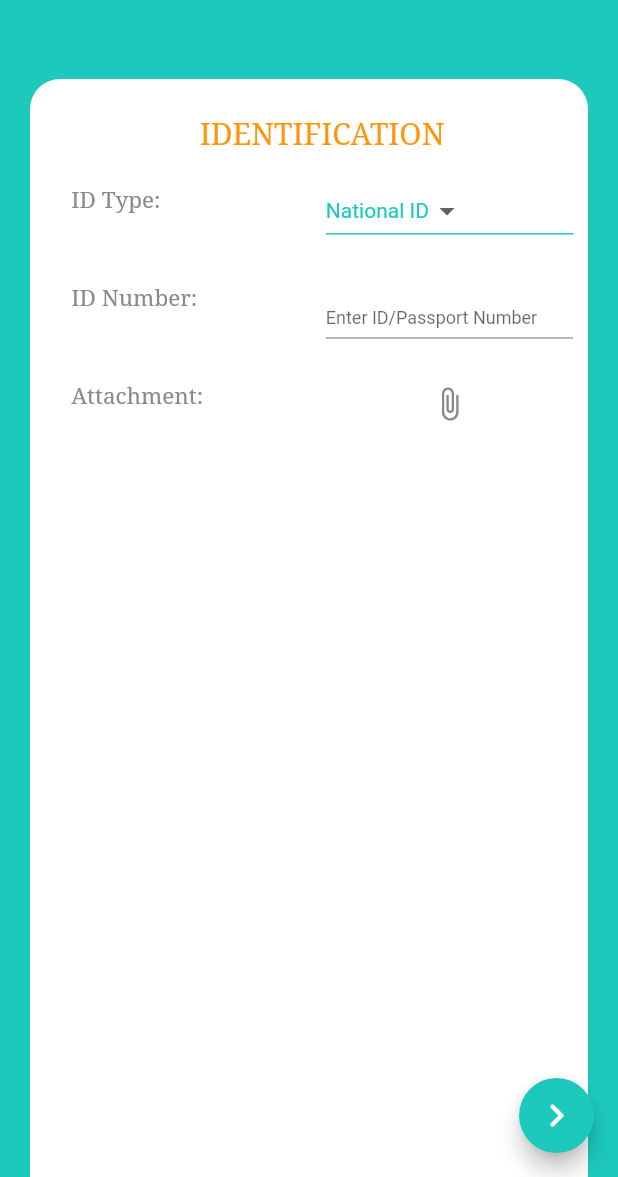
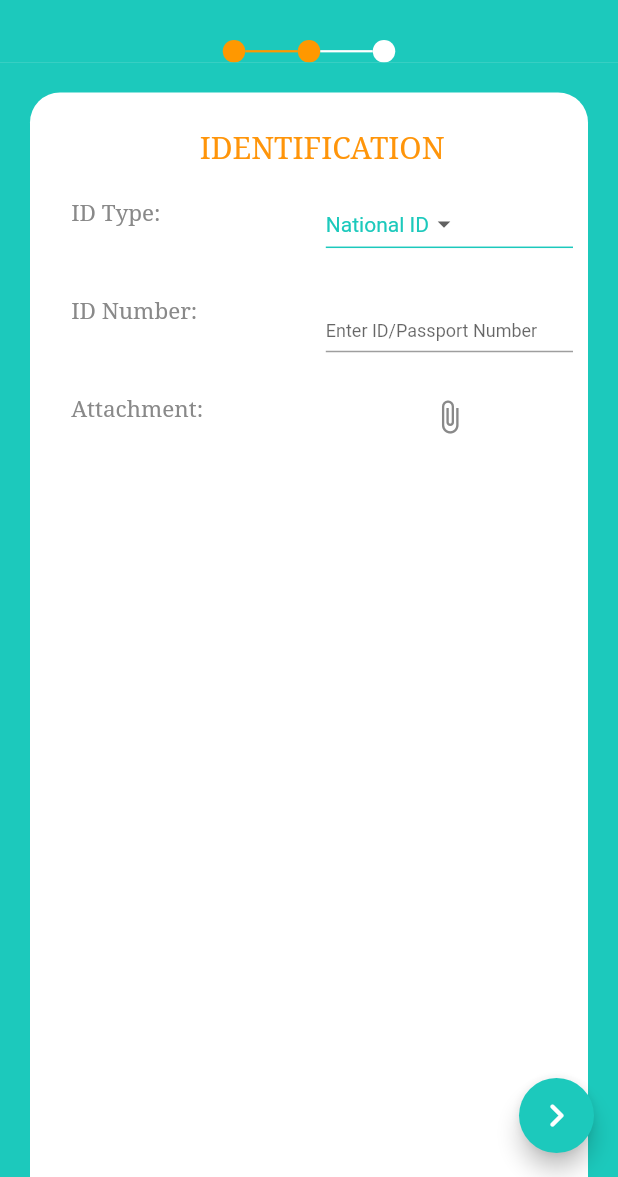
Before and after one commit to A-Morsy/SehaTech, a Flutter app: the screen it shows after launch, on a phone screen of 412 x 824 dp, the part 59-1236 px from its top. Run offline on Flutter 3.47's test engine with Material 2 defaults, Android fonts, the phone set to English and light mode, and no system bars; our stand-ins replace date_time_picker.

Commit message:
StepsWidget

```diff
--- a/seha_tech/lib/Reusable/reusableWidgets.dart
+++ b/seha_tech/lib/Reusable/reusableWidgets.dart
@@ -30,8 +30,10 @@ class Smalecircle extends StatelessWidget {
   @override
   Widget build(BuildContext context) {
     return new Container(
+      width: 15,
+      height: 15,
       decoration: new BoxDecoration(
-        color: Colors.orange,
+        color: color,
         shape: BoxShape.circle,
       ),
     );
--- a/seha_tech/lib/main.dart
+++ b/seha_tech/lib/main.dart
@@ -1,5 +1,6 @@
 import 'package:flutter/material.dart';
 import 'views/signup/signUpTwo.dart';
+import 'views/signup/signUpOne.dart';
 
 void main() {
   runApp(MyApp());
--- a/seha_tech/lib/views/signup/signUpOne.dart
+++ b/seha_tech/lib/views/signup/signUpOne.dart
@@ -3,8 +3,8 @@ import 'widgets/customDivider.dart';
 import 'widgets/firstBlock.dart';
 import 'widgets/secondBlock.dart';
 import 'widgets/thirdBlock.dart';
+import './widgets/signUpStepWedgit.dart';
 import '../../Reusable/palette.dart';
-import '../../Reusable/reusableWidgets.dart';
 
 class SignUpOne extends StatefulWidget {
   SignUpOne({Key? key}) : super(key: key);
@@ -33,18 +33,14 @@ class _SignUpOneState extends State<SignUpOne> {
         ),
         body: Column(children: [
           Container(
-            color: Palette.primaryColor,
-            width: MediaQuery.of(context).size.width,
-            height: 16,
-            child: Row(
-              // mainAxisAlignment: MainAxisAlignment.spaceAround,
-              children: [
-                Smalecircle(color: Colors.orange),
-                // Smalecircle(color: Colors.white),
-                // Smalecircle(color: Colors.orange),
-              ],
-            ),
-          ),
+              color: Palette.primaryColor,
+              width: MediaQuery.of(context).size.width,
+              child: Row(
+                mainAxisAlignment: MainAxisAlignment.spaceAround,
+                children: [
+                  SignUpStepsWidget(step: 2),
+                ],
+              )),
           Expanded(
               child: Container(
             color: Color.fromRGBO(28, 201, 188, 1),
@@ -63,9 +59,9 @@ class _SignUpOneState extends State<SignUpOne> {
                   child: ListView(
                     children: [
                       NamePhotoBlock(),
-                      CustomDivider(),
+                      CustomDivider(dividerColor: Palette.primaryColor),
                       EmailBlock(),
-                      CustomDivider(),
+                      CustomDivider(dividerColor: Palette.primaryColor),
                       OtherInfoBlock()
                     ],
                   ),
--- a/seha_tech/lib/views/signup/signUpTwo.dart
+++ b/seha_tech/lib/views/signup/signUpTwo.dart
@@ -1,7 +1,8 @@
 import 'package:flutter/material.dart';
 import '../../Reusable/palette.dart';
-import '../../Reusable/reusableWidgets.dart';
 import './widgets/identificationBlock.dart';
+import './widgets/customDivider.dart';
+import './widgets/signUpStepWedgit.dart';
 
 class SignUpTwo extends StatefulWidget {
   SignUpTwo({Key? key}) : super(key: key);
@@ -30,18 +31,14 @@ class _SignUpTwoState extends State<SignUpTwo> {
         ),
         body: Column(children: [
           Container(
-            color: Palette.primaryColor,
-            width: MediaQuery.of(context).size.width,
-            height: 16,
-            child: Row(
-              // mainAxisAlignment: MainAxisAlignment.spaceAround,
-              children: [
-                Smalecircle(color: Colors.orange),
-                // Smalecircle(color: Colors.white),
-                // Smalecircle(color: Colors.orange),
-              ],
-            ),
-          ),
+              color: Palette.primaryColor,
+              width: MediaQuery.of(context).size.width,
+              child: Row(
+                mainAxisAlignment: MainAxisAlignment.spaceAround,
+                children: [
+                  SignUpStepsWidget(step: 2),
+                ],
+              )),
           Expanded(
               child: Container(
             color: Palette.primaryColor,
@@ -58,7 +55,9 @@ class _SignUpTwoState extends State<SignUpTwo> {
                     color: Colors.white,
                   ),
                   child: ListView(
-                    children: [IdentificationBolck()],
+                    children: [
+                      IdentificationBolck(),
+                    ],
                   ),
                 )),
           )),
--- a/seha_tech/lib/views/signup/widgets/customDivider.dart
+++ b/seha_tech/lib/views/signup/widgets/customDivider.dart
@@ -1,12 +1,17 @@
 import 'package:flutter/material.dart';
 
 class CustomDivider extends StatelessWidget {
-  const CustomDivider({Key? key}) : super(key: key);
+  final dividerColor;
+  const CustomDivider({
+    Key? key,
+    required this.dividerColor,
+  }) : super(key: key);
 
   @override
   Widget build(BuildContext context) {
     return Divider(
-      color: Color.fromRGBO(28, 201, 188, 1),
+      thickness: 1.5,
+      color: dividerColor,
     );
   }
 }
--- a/seha_tech/lib/views/signup/widgets/identificationBlock.dart
+++ b/seha_tech/lib/views/signup/widgets/identificationBlock.dart
@@ -59,7 +59,7 @@ class _IdentificationBolck extends State<IdentificationBolck> {
                       child: DropdownButton<String>(
                         value: IDTypeDD,
                         icon: const Icon(Icons.arrow_drop_down_sharp),
-                        iconSize: 24,
+                        iconSize: 20,
                         elevation: 16,
                         style: TextStyle(color: Palette.primaryColor),
                         underline: Container(
--- /dev/null
+++ b/seha_tech/lib/views/signup/widgets/signUpStepWedgit.dart
@@ -0,0 +1,52 @@
+import 'package:flutter/material.dart';
+import '../../../Reusable/palette.dart';
+import '../../../Reusable/reusableWidgets.dart';
+import '../widgets/customDivider.dart';
+
+class SignUpStepsWidget extends StatelessWidget {
+  final int step;
+
+  const SignUpStepsWidget({
+    Key? key,
+    required this.step,
+  }) : super(key: key);
+
+  @override
+  Widget build(BuildContext context) {
+    return Container(
+        color: Palette.primaryColor,
+        width: MediaQuery.of(context).size.width,
+        padding: EdgeInsets.only(top: 10),
+        height: 25,
+        child: Row(
+          mainAxisAlignment: MainAxisAlignment.center,
+          children: [
+            Smalecircle(color: Colors.orange),
+            if (step > 1)
+              Container(
+                  width: 35.0,
+                  child: CustomDivider(dividerColor: Colors.orange))
+            else
+              Container(
+                  width: 35.0,
+                  child: CustomDivider(dividerColor: Colors.white)),
+            if (step > 1)
+              Smalecircle(color: Colors.orange)
+            else
+              Smalecircle(color: Colors.white),
+            if (step > 2)
+              Container(
+                  width: 35.0,
+                  child: CustomDivider(dividerColor: Colors.orange))
+            else
+              Container(
+                  width: 35.0,
+                  child: CustomDivider(dividerColor: Colors.white)),
+            if (step > 2)
+              Smalecircle(color: Colors.orange)
+            else
+              Smalecircle(color: Colors.white),
+          ],
+        ));
+  }
+}
```
